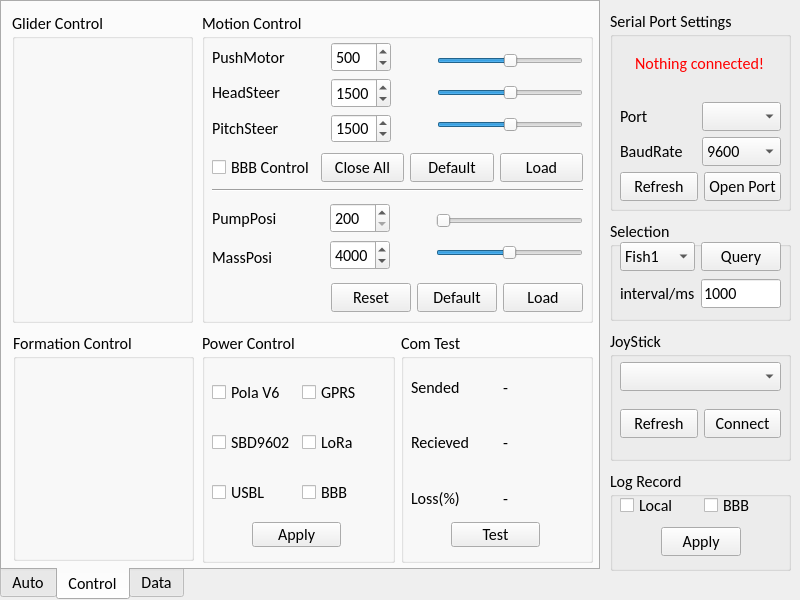
Before: the Qt Designer form mainwidget.ui in ScorchHeHe/FishUpper, drawn with Qt 5.
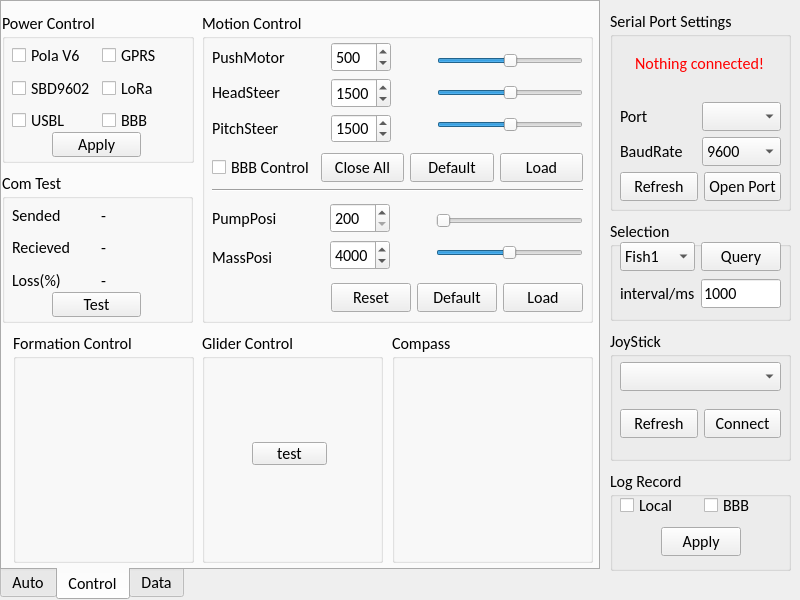
After: the same form once the commit is applied.

```diff
--- a/mainwidget.ui
+++ b/mainwidget.ui
@@ -18,7 +18,7 @@
   </property>
   <property name="maximumSize">
    <size>
-    <width>800</width>
+    <width>1200</width>
     <height>600</height>
    </size>
   </property>
@@ -793,31 +793,28 @@
       </property>
      </widget>
     </widget>
-    <widget class="QGroupBox" name="groupBox_gldr">
+    <widget class="QGroupBox" name="groupBox_fmt">
      <property name="geometry">
       <rect>
-       <x>10</x>
-       <y>10</y>
+       <x>11</x>
+       <y>330</y>
        <width>181</width>
-       <height>311</height>
+       <height>231</height>
       </rect>
      </property>
      <property name="title">
-      <string>Glider Control</string>
+      <string>Formation Control</string>
      </property>
     </widget>
-    <widget class="QWidget" name="horizontalLayoutWidget_9">
-     <property name="geometry">
-      <rect>
-       <x>200</x>
-       <y>330</y>
-       <width>391</width>
-       <height>231</height>
-      </rect>
-     </property>
-     <layout class="QHBoxLayout" name="horizontalLayout_10">
-      <item>
        <widget class="QGroupBox" name="groupBox_power">
+     <property name="geometry">
+      <rect>
+       <x>0</x>
+       <y>10</y>
+       <width>192</width>
+       <height>151</height>
+      </rect>
+     </property>
         <property name="title">
          <string>Power Control</string>
         </property>
@@ -827,7 +824,7 @@
            <x>10</x>
            <y>30</y>
            <width>174</width>
-           <height>161</height>
+        <height>91</height>
           </rect>
          </property>
          <layout class="QGridLayout" name="gridLayout_8">
@@ -879,7 +876,7 @@
          <property name="geometry">
           <rect>
            <x>50</x>
-           <y>190</y>
+        <y>120</y>
            <width>89</width>
            <height>25</height>
           </rect>
@@ -889,9 +886,15 @@
          </property>
         </widget>
        </widget>
-      </item>
-      <item>
        <widget class="QGroupBox" name="groupBox_comtst">
+     <property name="geometry">
+      <rect>
+       <x>0</x>
+       <y>170</y>
+       <width>191</width>
+       <height>151</height>
+      </rect>
+     </property>
         <property name="title">
          <string>Com Test</string>
         </property>
@@ -900,8 +903,8 @@
           <rect>
            <x>10</x>
            <y>30</y>
-           <width>178</width>
-           <height>161</height>
+        <width>171</width>
+        <height>91</height>
           </rect>
          </property>
          <layout class="QGridLayout" name="gridLayout_9">
@@ -953,7 +956,7 @@
          <property name="geometry">
           <rect>
            <x>50</x>
-           <y>190</y>
+        <y>120</y>
            <width>89</width>
            <height>25</height>
           </rect>
@@ -963,20 +966,43 @@
          </property>
         </widget>
        </widget>
-      </item>
-     </layout>
-    </widget>
-    <widget class="QGroupBox" name="groupBox_fmt">
+    <widget class="QGroupBox" name="groupBox_gldr">
      <property name="geometry">
       <rect>
-       <x>11</x>
+       <x>200</x>
        <y>330</y>
        <width>181</width>
-       <height>229</height>
+       <height>231</height>
       </rect>
      </property>
      <property name="title">
-      <string>Formation Control</string>
+      <string>Glider Control</string>
+     </property>
+     <widget class="QPushButton" name="pushButton">
+      <property name="geometry">
+       <rect>
+        <x>50</x>
+        <y>110</y>
+        <width>75</width>
+        <height>23</height>
+       </rect>
+      </property>
+      <property name="text">
+       <string>test</string>
+      </property>
+     </widget>
+    </widget>
+    <widget class="QGroupBox" name="groupBox_compass">
+     <property name="geometry">
+      <rect>
+       <x>390</x>
+       <y>330</y>
+       <width>201</width>
+       <height>231</height>
+      </rect>
+     </property>
+     <property name="title">
+      <string>Compass</string>
      </property>
     </widget>
    </widget>
```
Lines whose indentation alone changed are shown as unchanged.
